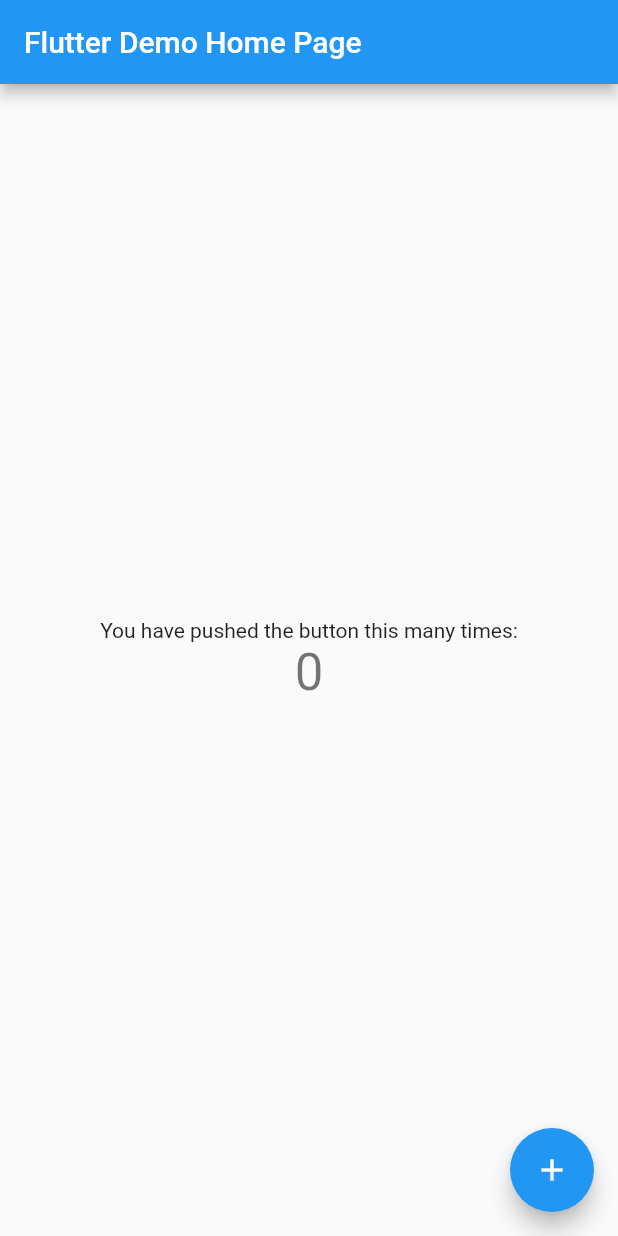
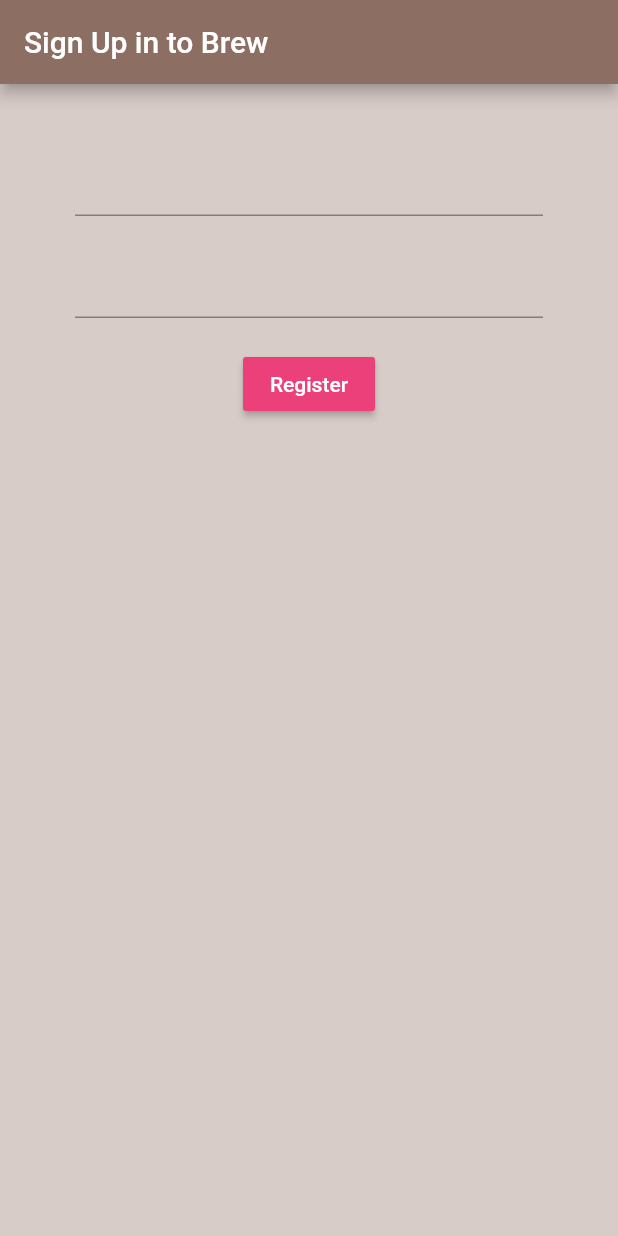
Before and after one commit to Deepinder1/brew_crew, a Flutter app: the screen it shows after launch, on a phone screen of 412 x 824 dp. Run offline on Flutter 3.47's test engine with Material 2 defaults, Android fonts, the phone set to English and light mode, and no system bars; our stand-ins replace firebase_auth; accounts and stored records are empty.

Commit message:
Second commit

```diff
--- a/lib/main.dart
+++ b/lib/main.dart
@@ -1,4 +1,9 @@
+import 'package:brew_crew/models/user.dart';
+import 'package:brew_crew/screens/authenticate/authenticate.dart';
+import 'package:brew_crew/screens/wrapper.dart';
+import 'package:brew_crew/services/auth.dart';
 import 'package:flutter/material.dart';
+import 'package:provider/provider.dart';
 
 void main() {
   runApp(MyApp());
@@ -8,110 +13,11 @@ class MyApp extends StatelessWidget {
   // This widget is the root of your application.
   @override
   Widget build(BuildContext context) {
-    return MaterialApp(
-      title: 'Flutter Demo',
-      theme: ThemeData(
-        // This is the theme of your application.
-        //
-        // Try running your application with "flutter run". You'll see the
-        // application has a blue toolbar. Then, without quitting the app, try
-        // changing the primarySwatch below to Colors.green and then invoke
-        // "hot reload" (press "r" in the console where you ran "flutter run",
-        // or simply save your changes to "hot reload" in a Flutter IDE).
-        // Notice that the counter didn't reset back to zero; the application
-        // is not restarted.
-        primarySwatch: Colors.blue,
-        // This makes the visual density adapt to the platform that you run
-        // the app on. For desktop platforms, the controls will be smaller and
-        // closer together (more dense) than on mobile platforms.
-        visualDensity: VisualDensity.adaptivePlatformDensity,
+    return StreamProvider<User>.value(
+      value: AuthService().user,
+      child: MaterialApp(
+        home: Wrapper(),
       ),
-      home: MyHomePage(title: 'Flutter Demo Home Page'),
     );
   }
 }
-
-class MyHomePage extends StatefulWidget {
-  MyHomePage({Key key, this.title}) : super(key: key);
-
-  // This widget is the home page of your application. It is stateful, meaning
-  // that it has a State object (defined below) that contains fields that affect
-  // how it looks.
-
-  // This class is the configuration for the state. It holds the values (in this
-  // case the title) provided by the parent (in this case the App widget) and
-  // used by the build method of the State. Fields in a Widget subclass are
-  // always marked "final".
-
-  final String title;
-
-  @override
-  _MyHomePageState createState() => _MyHomePageState();
-}
-
-class _MyHomePageState extends State<MyHomePage> {
-  int _counter = 0;
-
-  void _incrementCounter() {
-    setState(() {
-      // This call to setState tells the Flutter framework that something has
-      // changed in this State, which causes it to rerun the build method below
-      // so that the display can reflect the updated values. If we changed
-      // _counter without calling setState(), then the build method would not be
-      // called again, and so nothing would appear to happen.
-      _counter++;
-    });
-  }
-
-  @override
-  Widget build(BuildContext context) {
-    // This method is rerun every time setState is called, for instance as done
-    // by the _incrementCounter method above.
-    //
-    // The Flutter framework has been optimized to make rerunning build methods
-    // fast, so that you can just rebuild anything that needs updating rather
-    // than having to individually change instances of widgets.
-    return Scaffold(
-      appBar: AppBar(
-        // Here we take the value from the MyHomePage object that was created by
-        // the App.build method, and use it to set our appbar title.
-        title: Text(widget.title),
-      ),
-      body: Center(
-        // Center is a layout widget. It takes a single child and positions it
-        // in the middle of the parent.
-        child: Column(
-          // Column is also a layout widget. It takes a list of children and
-          // arranges them vertically. By default, it sizes itself to fit its
-          // children horizontally, and tries to be as tall as its parent.
-          //
-          // Invoke "debug painting" (press "p" in the console, choose the
-          // "Toggle Debug Paint" action from the Flutter Inspector in Android
-          // Studio, or the "Toggle Debug Paint" command in Visual Studio Code)
-          // to see the wireframe for each widget.
-          //
-          // Column has various properties to control how it sizes itself and
-          // how it positions its children. Here we use mainAxisAlignment to
-          // center the children vertically; the main axis here is the vertical
-          // axis because Columns are vertical (the cross axis would be
-          // horizontal).
-          mainAxisAlignment: MainAxisAlignment.center,
-          children: <Widget>[
-            Text(
-              'You have pushed the button this many times:',
-            ),
-            Text(
-              '$_counter',
-              style: Theme.of(context).textTheme.headline4,
-            ),
-          ],
-        ),
-      ),
-      floatingActionButton: FloatingActionButton(
-        onPressed: _incrementCounter,
-        tooltip: 'Increment',
-        child: Icon(Icons.add),
-      ), // This trailing comma makes auto-formatting nicer for build methods.
-    );
-  }
-}
--- /dev/null
+++ b/lib/models/user.dart
@@ -0,0 +1,12 @@
+//this is going to be a simple class
+
+class User {
+  //we are going to define what properties users have
+
+  final String uid;
+
+  User({this.uid}); //creating a constructor an d passing this uid
+
+  //after this we would convert firebase user object into
+  //into user object made under this class
+}
--- /dev/null
+++ b/lib/screens/authenticate/authenticate.dart
@@ -0,0 +1,17 @@
+import 'package:brew_crew/screens/authenticate/register.dart';
+import 'package:brew_crew/screens/authenticate/sign_in.dart';
+import 'package:flutter/material.dart';
+
+class Authenticate extends StatefulWidget {
+  @override
+  _AuthenticateState createState() => _AuthenticateState();
+}
+
+class _AuthenticateState extends State<Authenticate> {
+  @override
+  Widget build(BuildContext context) {
+    return Container(
+      child: Register(),
+    );
+  }
+}
--- /dev/null
+++ b/lib/screens/authenticate/register.dart
@@ -0,0 +1,62 @@
+import 'package:brew_crew/services/auth.dart';
+import 'package:flutter/material.dart';
+
+class Register extends StatefulWidget {
+  @override
+  _RegisterState createState() => _RegisterState();
+}
+
+class _RegisterState extends State<Register> {
+  //creating an object and instace of AuthService class from the auth.dart file
+  //using it in onpress of signin
+  final AuthService _auth = AuthService();
+
+  //Text feild state
+  String email = '';
+  String password = '';
+
+  @override
+  Widget build(BuildContext context) {
+    return Scaffold(
+      backgroundColor: Colors.brown[100],
+      appBar: AppBar(
+        backgroundColor: Colors.brown[400],
+        title: Text('Sign Up in to Brew'),
+      ),
+      body: Container(
+        padding: EdgeInsets.symmetric(vertical: 20.0, horizontal: 50.0),
+        child: Form(
+          child: Column(
+            children: <Widget>[
+              SizedBox(height: 20.0),
+              TextFormField(
+                onChanged: (val) {
+                  setState(() => email = val);
+                },
+              ),
+              SizedBox(height: 20.0),
+              TextFormField(
+                obscureText: true,
+                onChanged: (val) {
+                  setState(() => password = val);
+                },
+              ),
+              SizedBox(height: 20.0),
+              RaisedButton(
+                color: Colors.pink[400],
+                child: Text(
+                  'Register',
+                  style: TextStyle(color: Colors.white),
+                ),
+                onPressed: () async {
+                  print(email);
+                  print(password);
+                },
+              ),
+            ],
+          ),
+        ),
+      ),
+    );
+  }
+}
--- /dev/null
+++ b/lib/screens/wrapper.dart
@@ -0,0 +1,19 @@
+import 'package:brew_crew/models/user.dart';
+import 'package:brew_crew/screens/authenticate/authenticate.dart';
+import 'package:brew_crew/screens/home/home.dart';
+import 'package:flutter/material.dart';
+import 'package:provider/provider.dart';
+
+class Wrapper extends StatelessWidget {
+  @override
+  Widget build(BuildContext context) {
+    final user = Provider.of<User>(context);
+    print(user);
+    //return either home or authenticate widget
+    if (user == null) {
+      return Authenticate();
+    } else {
+      return Home();
+    }
+  }
+}
```
Also changed, not shown: lib/screens/authenticate/sign_in.dart (added, +78 -0 lines), lib/screens/home/home.dart (added, +27 -0 lines), lib/services/auth.dart (added, +72 -0 lines), pubspec.yaml (+4 -8 lines), pubspec.lock, 4 other files.
